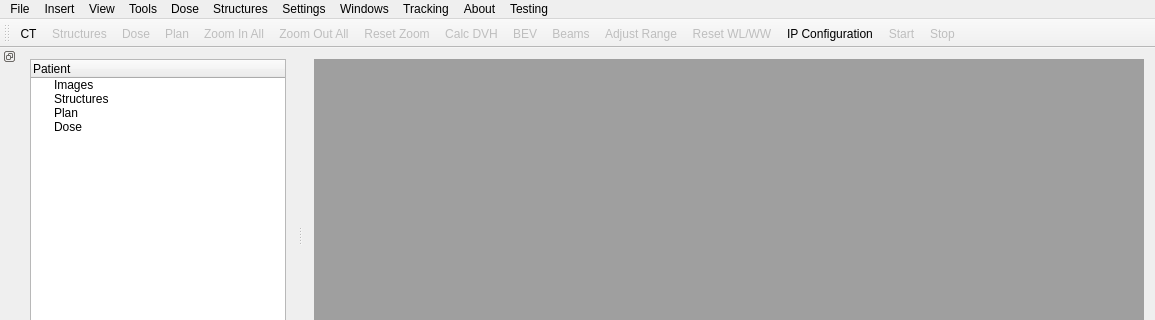
Qt form mainwindow.ui (Jothy/KIMView) before a commit; both pictures show x 0 to 1155 and y 0 to 320 of the 1155 by 663 pixel window.
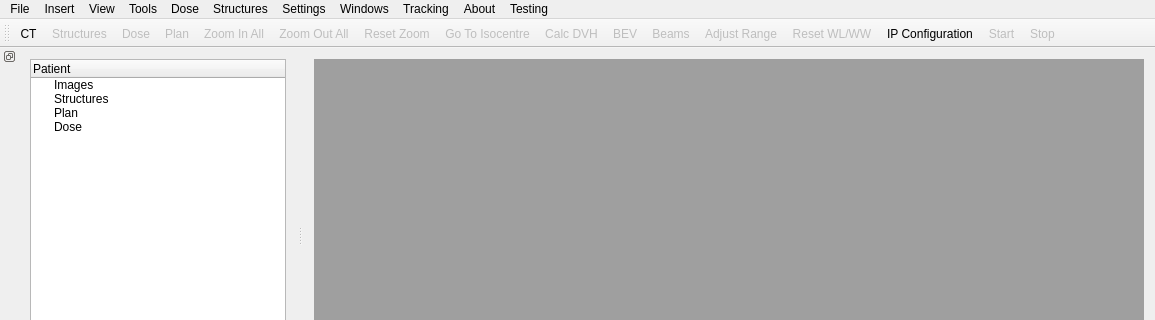
The same form after that commit. Icons and pictures are not drawn.

Commit message: Planbes automatically moved to isocentre after plan import

What changed in the file:
```diff
--- a/mainwindow.ui
+++ b/mainwindow.ui
@@ -177,6 +177,7 @@
    <addaction name="actionZoom_In_All"/>
    <addaction name="actionZoom_Out_All"/>
    <addaction name="actionReset_Zoom"/>
+   <addaction name="actionGo_To_Isocentre"/>
    <addaction name="actionCalc_DVH"/>
    <addaction name="actionBEV"/>
    <addaction name="actionShowBeams"/>
```
Left out of the diff: 2 changed lines with no effect on the pictures. The commit also changes 3 other files.
